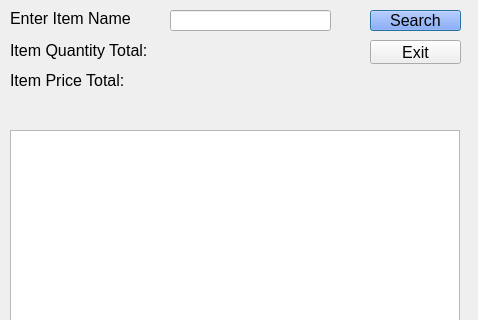
Above: itemdisplay.ui from P4TOO/BulkClub-System before the change; both pictures show x 0 to 478 and y 0 to 320 of the 478 by 747 pixel window. Below: the same form after it.
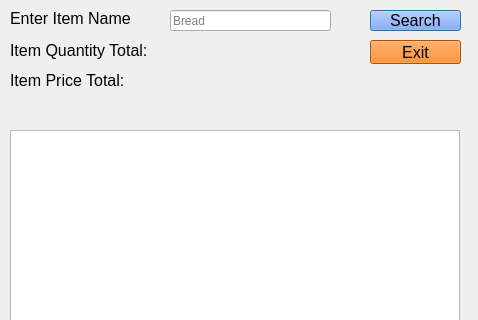
That is the form after the change.

Patch:
```diff
--- a/itemdisplay.ui
+++ b/itemdisplay.ui
@@ -32,6 +32,12 @@
      <height>21</height>
     </rect>
    </property>
+   <property name="text">
+    <string/>
+   </property>
+   <property name="placeholderText">
+    <string>Bread</string>
+   </property>
   </widget>
   <widget class="QPushButton" name="searchButton">
    <property name="geometry">
@@ -122,6 +128,9 @@
      <pointsize>12</pointsize>
     </font>
    </property>
+   <property name="styleSheet">
+    <string notr="true">background-color: rgb(241, 115, 0)</string>
+   </property>
    <property name="text">
     <string>Exit</string>
    </property>
```
